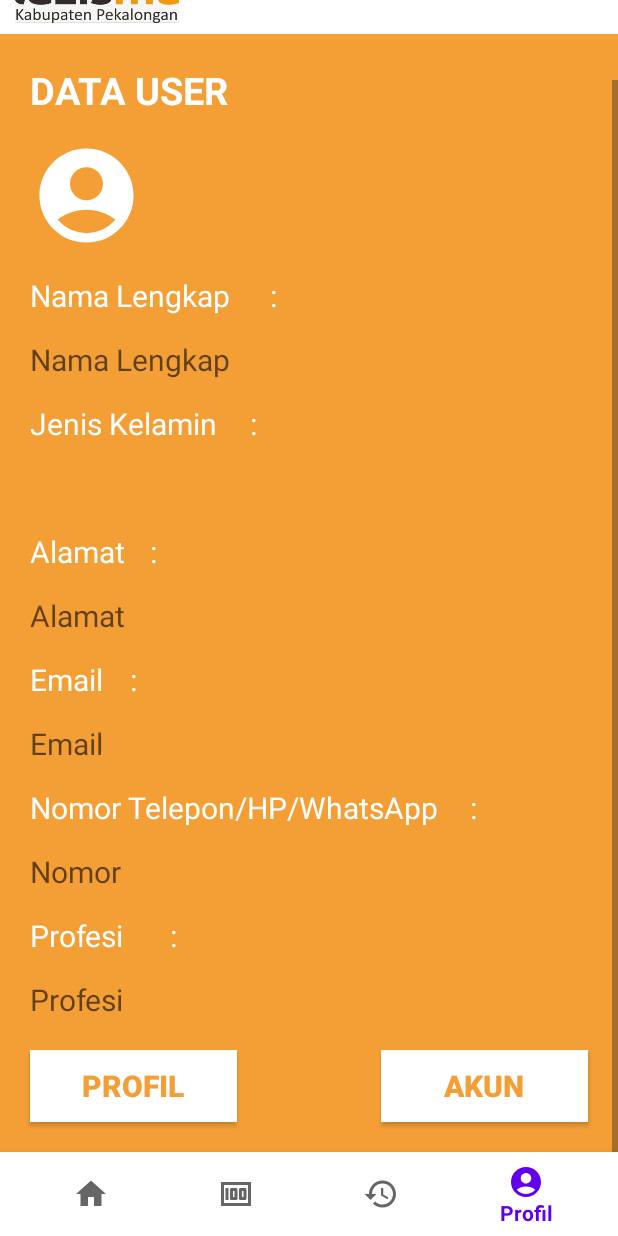
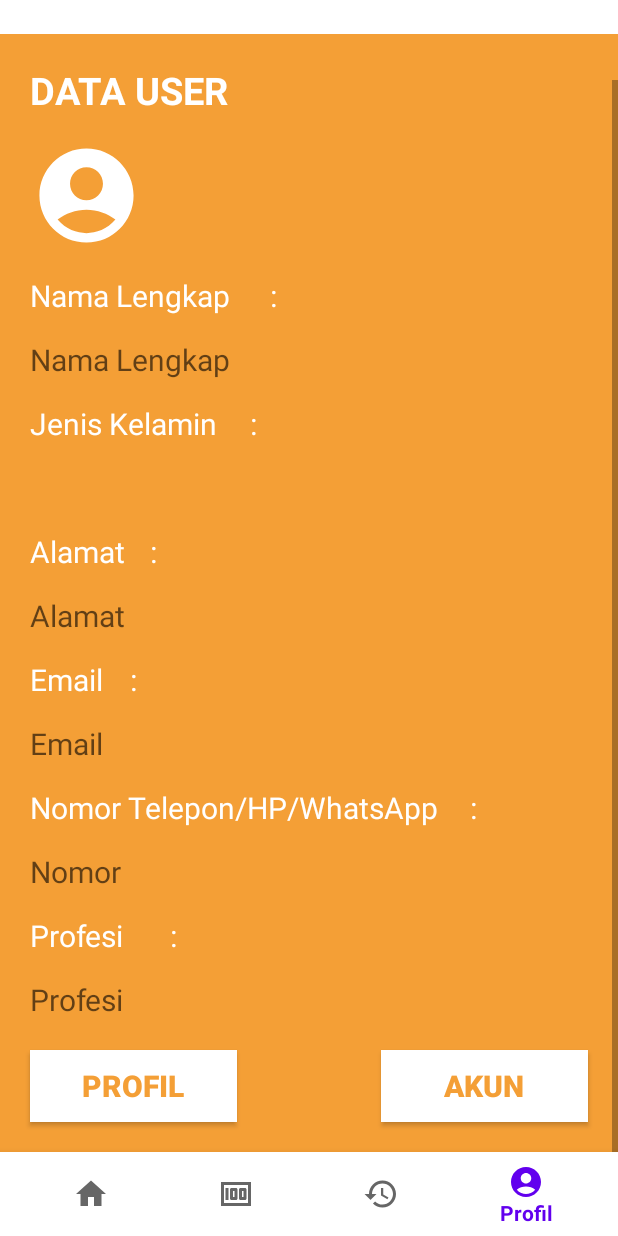
Before and after one commit to Bermantio/taandroid2022, an Android app: the Laporan screen opened directly, with no data from a screen before it, item 4 of the bottom bar chosen, scrolled down 57 dp, on a phone screen of 412 x 824 dp. Run offline under Robolectric (Android 15) with nearby library versions, the phone set to English and light mode, and no system bars; our stand-ins replace Firebase (no records; nobody signed in at launch, a user with empty details on screens opened directly), Picasso; pictures from the network do not load.

Commit message:
updateprofil,laporan,riwayat,donasi,layanan(gmaps)

```diff
--- a/app/src/main/java/com/example/lazismu/BantuanLogin.java
+++ b/app/src/main/java/com/example/lazismu/BantuanLogin.java
@@ -68,7 +68,7 @@ public class BantuanLogin extends AppCompatActivity {
             @Override
             public void onClick(View view) {
                     Intent intent = new Intent(Intent.ACTION_VIEW);
-                    intent.setData(Uri.parse("tel:085602000001"));
+                    intent.setData(Uri.parse("tel:0285420650"));
                     startActivity(intent);
             }
         });
@@ -78,7 +78,7 @@ public class BantuanLogin extends AppCompatActivity {
             @Override
             public void onClick(View view) {
                 Intent intent = new Intent(Intent.ACTION_VIEW);
-                intent.setData(Uri.parse("tel:085602000001"));
+                intent.setData(Uri.parse("tel:0285420650"));
                 startActivity(intent);
             }
         });
--- a/app/src/main/java/com/example/lazismu/Laporan.java
+++ b/app/src/main/java/com/example/lazismu/Laporan.java
@@ -29,29 +29,12 @@ import java.util.Calendar;
 public class Laporan extends AppCompatActivity {
 
     BottomNavigationView bottomNavigationView;
-    TextView txtjam, txttanggal;
     DatabaseReference databaseReference;
-    RecyclerView recyclerView;
 
     @Override
     protected void onCreate(Bundle savedInstanceState) {
         super.onCreate(savedInstanceState);
         setContentView(R.layout.activity_laporan);
-
-        recyclerView = findViewById(R.id.daftarlaporan);
-        databaseReference = FirebaseDatabase.getInstance().getReference("Registered Users");
-
-        txttanggal = (TextView)findViewById(R.id.txttanggal);
-        Calendar calendar = Calendar.getInstance();
-        SimpleDateFormat simpleDateTanggal = new SimpleDateFormat("dd MMMM yyyy");
-        String dateTanggal = simpleDateTanggal.format(calendar.getTime());
-        txttanggal.setText(dateTanggal);
-
-        txtjam = (TextView)findViewById(R.id.txtjam);
-        Calendar jam = Calendar.getInstance();
-        SimpleDateFormat simpleDateTime = new SimpleDateFormat("hh:mm a");
-        String dateTime = simpleDateTime.format(jam.getTime());
-        txtjam.setText(dateTime);
 
         bottomNavigationView = (BottomNavigationView) findViewById(R.id.bottomnavigator);
         bottomNavigationView.setSelectedItemId(R.id.laporannavigasi);
--- a/app/src/main/java/com/example/lazismu/MainActivity.java
+++ b/app/src/main/java/com/example/lazismu/MainActivity.java
@@ -213,7 +213,7 @@ public class MainActivity extends AppCompatActivity {
         referenceProfil.child(userID).addListenerForSingleValueEvent(new ValueEventListener() {
             @Override
             public void onDataChange(@NonNull DataSnapshot snapshot) {
-                ReadUserDetails readUserDetails = snapshot.getValue(ReadUserDetails.class);
+                ReadWriteUserDetails readUserDetails = snapshot.getValue(ReadWriteUserDetails.class);
                 if (readUserDetails != null){
                     namalengkap = readUserDetails.namalengkap;
 
--- a/app/src/main/java/com/example/lazismu/Profil.java
+++ b/app/src/main/java/com/example/lazismu/Profil.java
@@ -34,7 +34,7 @@ public class Profil extends AppCompatActivity {
     BottomNavigationView bottomNavigationView;
     Button profil, akun;
     ArrayAdapter<CharSequence> adapter;
-    private TextView txtjam, txttanggal, txtnamalengkap, txtalamat, txtemail, txttelepon, txtprofesi, txtjeniskelamin;
+    private TextView txtnamalengkap, txtalamat, txtemail, txttelepon, txtprofesi, txtjeniskelamin;
     private String namalengkap,alamat,profesi,email,telepon,jeniskelamin;
     private FirebaseAuth authProfil;
     private ImageView fotoprofil;
@@ -61,18 +61,6 @@ public class Profil extends AppCompatActivity {
         else{
             showUserProfil(firebaseUser);
         }
-
-        txttanggal = (TextView)findViewById(R.id.txttanggal);
-        Calendar calendar = Calendar.getInstance();
-        SimpleDateFormat simpleDateTanggal = new SimpleDateFormat("dd MMMM yyyy");
-        String dateTanggal = simpleDateTanggal.format(calendar.getTime());
-        txttanggal.setText(dateTanggal);
-
-        txtjam = (TextView)findViewById(R.id.txtjam);
-        Calendar jam = Calendar.getInstance();
-        SimpleDateFormat simpleDateTime = new SimpleDateFormat("hh:mm a");
-        String dateTime = simpleDateTime.format(jam.getTime());
-        txtjam.setText(dateTime);
 
         fotoprofil = (ImageView) findViewById(R.id.fotoprofil);
         fotoprofil.setOnClickListener(new View.OnClickListener() {
@@ -130,7 +118,7 @@ public class Profil extends AppCompatActivity {
         referenceProfil.child(userID).addListenerForSingleValueEvent(new ValueEventListener() {
             @Override
             public void onDataChange(@NonNull DataSnapshot snapshot) {
-                ReadUserDetails readUserDetails = snapshot.getValue(ReadUserDetails.class);
+                ReadWriteUserDetails readUserDetails = snapshot.getValue(ReadWriteUserDetails.class);
                 if (readUserDetails != null){
                     namalengkap = readUserDetails.namalengkap;
                     jeniskelamin = readUserDetails.jeniskelamin;
--- a/app/src/main/java/com/example/lazismu/ReadWriteUserDetails.java
+++ b/app/src/main/java/com/example/lazismu/ReadWriteUserDetails.java
@@ -2,6 +2,8 @@ package com.example.lazismu;
 
 public class ReadWriteUserDetails {
     public String namalengkap, jeniskelamin, alamat, telepon, profesi;
+
+    public ReadWriteUserDetails(){}
     public ReadWriteUserDetails(String namalengkap, String jeniskelamin, String alamat, String telepon, String profesi) {
         this.namalengkap = namalengkap;
         this.jeniskelamin = jeniskelamin;
--- a/app/src/main/java/com/example/lazismu/UbahProfil.java
+++ b/app/src/main/java/com/example/lazismu/UbahProfil.java
@@ -155,7 +155,7 @@ public class UbahProfil extends AppCompatActivity {
         referenceProfil.child(userIDofRegistered).addListenerForSingleValueEvent(new ValueEventListener() {
             @Override
             public void onDataChange(@NonNull DataSnapshot snapshot) {
-                ReadUserDetails readUserDetails = snapshot.getValue(ReadUserDetails.class);
+                ReadWriteUserDetails readUserDetails = snapshot.getValue(ReadWriteUserDetails.class);
                 if (readUserDetails != null){
                     namalengkap = readUserDetails.namalengkap;
                     alamat = readUserDetails.alamat;
--- a/app/src/main/res/layout/activity_profil.xml
+++ b/app/src/main/res/layout/activity_profil.xml
@@ -23,14 +23,6 @@
                 android:layout_height="80dp"
                 android:background="@color/white">
 
-                <ImageView
-                    android:id="@+id/lazisprofil"
-                    android:layout_width="109dp"
-                    android:layout_height="69dp"
-                    android:layout_marginVertical="3dp"
-                    android:layout_marginLeft="10dp"
-                    android:background="@drawable/lazismukabpekalonganicon" />
-
                 <TextView
                     android:id="@+id/judulprofil"
                     android:layout_width="wrap_content"
@@ -41,31 +33,6 @@
                     android:textColor="@color/cardview_dark_background"
                     android:textSize="23dp"
                     android:textStyle="bold" />
-
-                <TextView
-                    android:id="@+id/txttanggal"
-                    android:layout_width="wrap_content"
-                    android:layout_height="wrap_content"
-                    android:layout_alignParentEnd="true"
-                    android:layout_marginTop="10dp"
-                    android:layout_marginEnd="10dp"
-                    android:paddingHorizontal="10dp"
-                    android:text="@string/app_name"
-                    android:textColor="@color/cardview_dark_background"
-                    android:textSize="15dp" />
-
-                <TextView
-                    android:id="@+id/txtjam"
-                    android:layout_width="wrap_content"
-                    android:layout_height="wrap_content"
-                    android:layout_below="@id/txttanggal"
-                    android:layout_alignParentEnd="true"
-                    android:layout_marginTop="1dp"
-                    android:layout_marginEnd="10dp"
-                    android:paddingHorizontal="10dp"
-                    android:text="@string/app_name"
-                    android:textColor="@color/cardview_dark_background"
-                    android:textSize="15dp" />
 
             </RelativeLayout>
 
```
Also changed, not shown: app/src/main/java/com/example/lazismu/FormInfaq.java (+19 -3 lines), app/src/main/java/com/example/lazismu/Layanan.java (+40 -0 lines), app/src/main/java/com/example/lazismu/Riwayat.java (+0 -13 lines), app/src/main/res/layout/activity_laporan.xml (+0 -33 lines), app/src/main/res/layout/activity_login.xml (+1 -13 lines), app/src/main/res/layout/activity_riwayat.xml (+0 -33 lines), app/src/main/res/layout/activity_ubah_detail_akun.xml (+2 -12 lines), app/src/main/res/layout/activity_ubah_profil.xml (+0 -8 lines).
